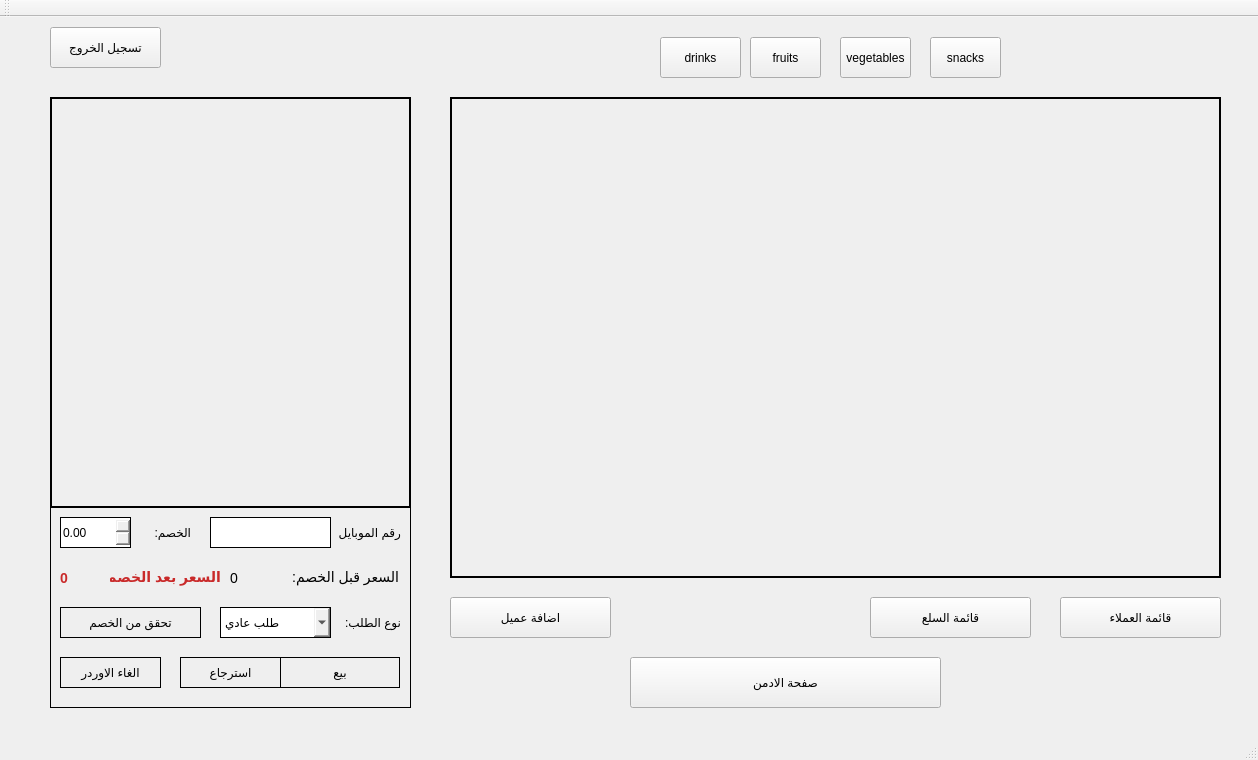
Ismaeel-Muhammad/Cash-Register-System, file cashRegisterSystem/cashRegisterSystem.ui: the form before one commit.
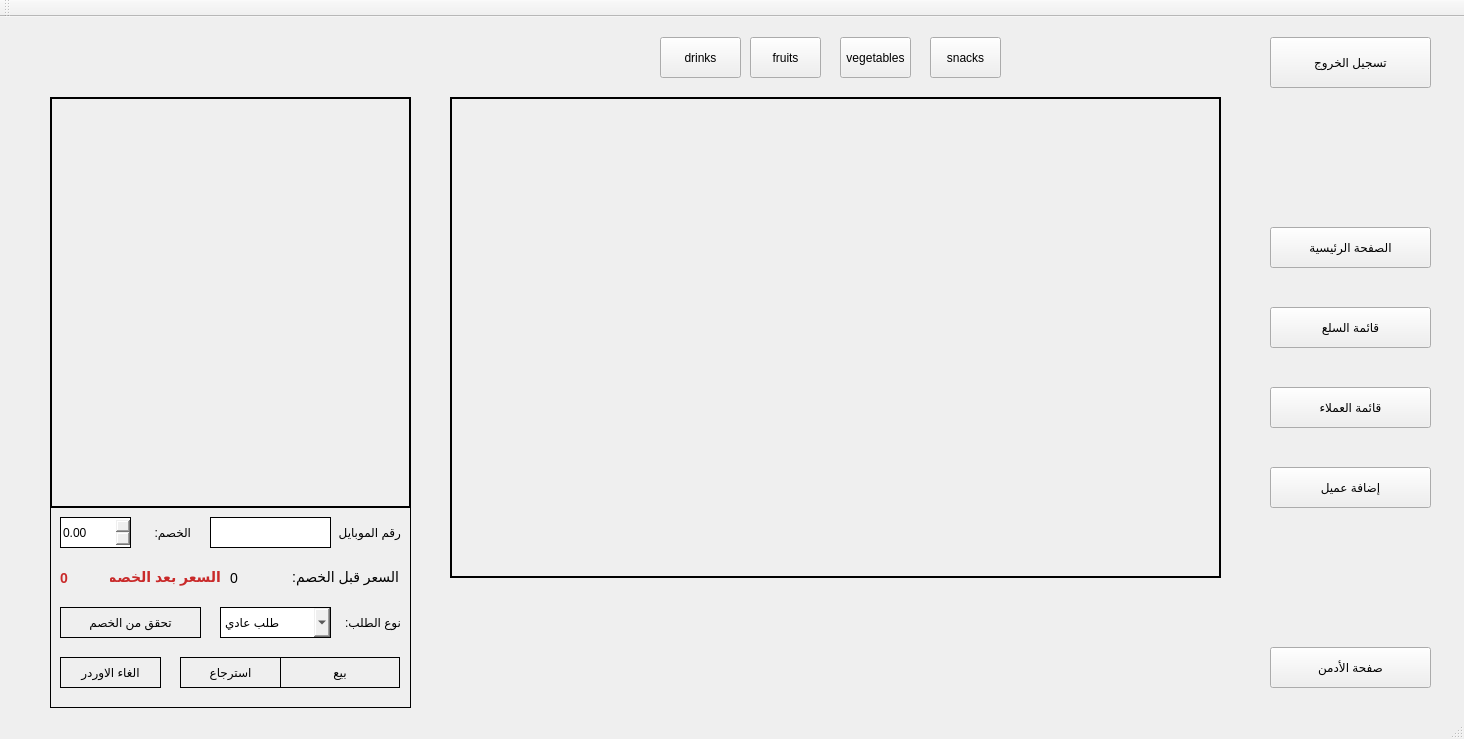
The form after the commit. The open tabs and pages were chosen to show the change.

```diff
--- a/cashRegisterSystem/cashRegisterSystem.ui
+++ b/cashRegisterSystem/cashRegisterSystem.ui
@@ -6,8 +6,8 @@
    <rect>
     <x>0</x>
     <y>0</y>
-    <width>1258</width>
-    <height>760</height>
+    <width>1464</width>
+    <height>739</height>
    </rect>
   </property>
   <property name="windowTitle">
@@ -344,19 +344,6 @@
        <string>drinks</string>
       </property>
      </widget>
-     <widget class="QPushButton" name="AddNewCustomer">
-      <property name="geometry">
-       <rect>
-        <x>450</x>
-        <y>580</y>
-        <width>161</width>
-        <height>41</height>
-       </rect>
-      </property>
-      <property name="text">
-       <string>اضافة عميل</string>
-      </property>
-     </widget>
      <widget class="QFrame" name="frame">
       <property name="geometry">
        <rect>
@@ -574,45 +561,6 @@
        </property>
       </widget>
      </widget>
-     <widget class="QPushButton" name="customers">
-      <property name="geometry">
-       <rect>
-        <x>1060</x>
-        <y>580</y>
-        <width>161</width>
-        <height>41</height>
-       </rect>
-      </property>
-      <property name="text">
-       <string>قائمة العملاء</string>
-      </property>
-     </widget>
-     <widget class="QPushButton" name="logout">
-      <property name="geometry">
-       <rect>
-        <x>50</x>
-        <y>10</y>
-        <width>111</width>
-        <height>41</height>
-       </rect>
-      </property>
-      <property name="text">
-       <string>تسجيل الخروج</string>
-      </property>
-     </widget>
-     <widget class="QPushButton" name="gotoproducts">
-      <property name="geometry">
-       <rect>
-        <x>870</x>
-        <y>580</y>
-        <width>161</width>
-        <height>41</height>
-       </rect>
-      </property>
-      <property name="text">
-       <string>قائمة السلع</string>
-      </property>
-     </widget>
     </widget>
     <widget class="QWidget" name="admin_form">
      <widget class="QFrame" name="control_frame">
@@ -1194,20 +1142,7 @@
        </rect>
       </property>
       <property name="text">
-       <string>اضافة</string>
-      </property>
-     </widget>
-     <widget class="QPushButton" name="go_back">
-      <property name="geometry">
-       <rect>
-        <x>400</x>
-        <y>470</y>
-        <width>131</width>
-        <height>51</height>
-       </rect>
-      </property>
-      <property name="text">
-       <string>عودة</string>
+       <string>إضافة</string>
       </property>
      </widget>
      <widget class="QLineEdit" name="new_customer_name">
@@ -1599,19 +1534,6 @@
        <string>vegetables</string>
       </property>
      </widget>
-     <widget class="QPushButton" name="customers_2">
-      <property name="geometry">
-       <rect>
-        <x>1060</x>
-        <y>580</y>
-        <width>161</width>
-        <height>41</height>
-       </rect>
-      </property>
-      <property name="text">
-       <string>قائمة العملاء</string>
-      </property>
-     </widget>
      <widget class="QPushButton" name="drinks_2">
       <property name="geometry">
        <rect>
@@ -1644,32 +1566,6 @@
        <string>fruits</string>
       </property>
      </widget>
-     <widget class="QPushButton" name="gotoproducts_2">
-      <property name="geometry">
-       <rect>
-        <x>870</x>
-        <y>580</y>
-        <width>161</width>
-        <height>41</height>
-       </rect>
-      </property>
-      <property name="text">
-       <string>قائمة السلع</string>
-      </property>
-     </widget>
-     <widget class="QPushButton" name="AddNewCustomer_2">
-      <property name="geometry">
-       <rect>
-        <x>450</x>
-        <y>580</y>
-        <width>161</width>
-        <height>41</height>
-       </rect>
-      </property>
-      <property name="text">
-       <string>اضافة عميل</string>
-      </property>
-     </widget>
      <widget class="QPushButton" name="snacks_2">
       <property name="geometry">
        <rect>
@@ -1973,19 +1869,6 @@
        </property>
       </widget>
      </widget>
-     <widget class="QPushButton" name="logout_admin">
-      <property name="geometry">
-       <rect>
-        <x>50</x>
-        <y>10</y>
-        <width>111</width>
-        <height>41</height>
-       </rect>
-      </property>
-      <property name="text">
-       <string>تسجيل الخروج</string>
-      </property>
-     </widget>
      <widget class="QStackedWidget" name="ProductsStackedWidget_2">
       <property name="geometry">
        <rect>
@@ -2159,21 +2042,86 @@
        </widget>
       </widget>
      </widget>
-     <widget class="QPushButton" name="go_to_admin_form">
-      <property name="geometry">
-       <rect>
-        <x>630</x>
-        <y>640</y>
-        <width>311</width>
-        <height>51</height>
-       </rect>
-      </property>
-      <property name="text">
-       <string>صفحة الادمن</string>
-      </property>
-     </widget>
     </widget>
    </widget>
+   <widget class="QPushButton" name="logout">
+    <property name="geometry">
+     <rect>
+      <x>1270</x>
+      <y>20</y>
+      <width>161</width>
+      <height>51</height>
+     </rect>
+    </property>
+    <property name="text">
+     <string>تسجيل الخروج</string>
+    </property>
+   </widget>
+   <widget class="QPushButton" name="gotoproducts">
+    <property name="geometry">
+     <rect>
+      <x>1270</x>
+      <y>290</y>
+      <width>161</width>
+      <height>41</height>
+     </rect>
+    </property>
+    <property name="text">
+     <string>قائمة السلع</string>
+    </property>
+   </widget>
+   <widget class="QPushButton" name="customers">
+    <property name="geometry">
+     <rect>
+      <x>1270</x>
+      <y>370</y>
+      <width>161</width>
+      <height>41</height>
+     </rect>
+    </property>
+    <property name="text">
+     <string>قائمة العملاء</string>
+    </property>
+   </widget>
+   <widget class="QPushButton" name="AddNewCustomer">
+    <property name="geometry">
+     <rect>
+      <x>1270</x>
+      <y>450</y>
+      <width>161</width>
+      <height>41</height>
+     </rect>
+    </property>
+    <property name="text">
+     <string>إضافة عميل</string>
+    </property>
+   </widget>
+   <widget class="QPushButton" name="go_to_admin_form">
+    <property name="geometry">
+     <rect>
+      <x>1270</x>
+      <y>630</y>
+      <width>161</width>
+      <height>41</height>
+     </rect>
+    </property>
+    <property name="text">
+     <string>صفحة الأدمن</string>
+    </property>
+   </widget>
+   <widget class="QPushButton" name="go_back">
+    <property name="geometry">
+     <rect>
+      <x>1270</x>
+      <y>210</y>
+      <width>161</width>
+      <height>41</height>
+     </rect>
+    </property>
+    <property name="text">
+     <string>الصفحة الرئيسية</string>
+    </property>
+   </widget>
   </widget>
   <widget class="QMenuBar" name="menuBar">
    <property name="geometry">
```
Left out of the diff: 75 changed lines with no effect on the pictures.
